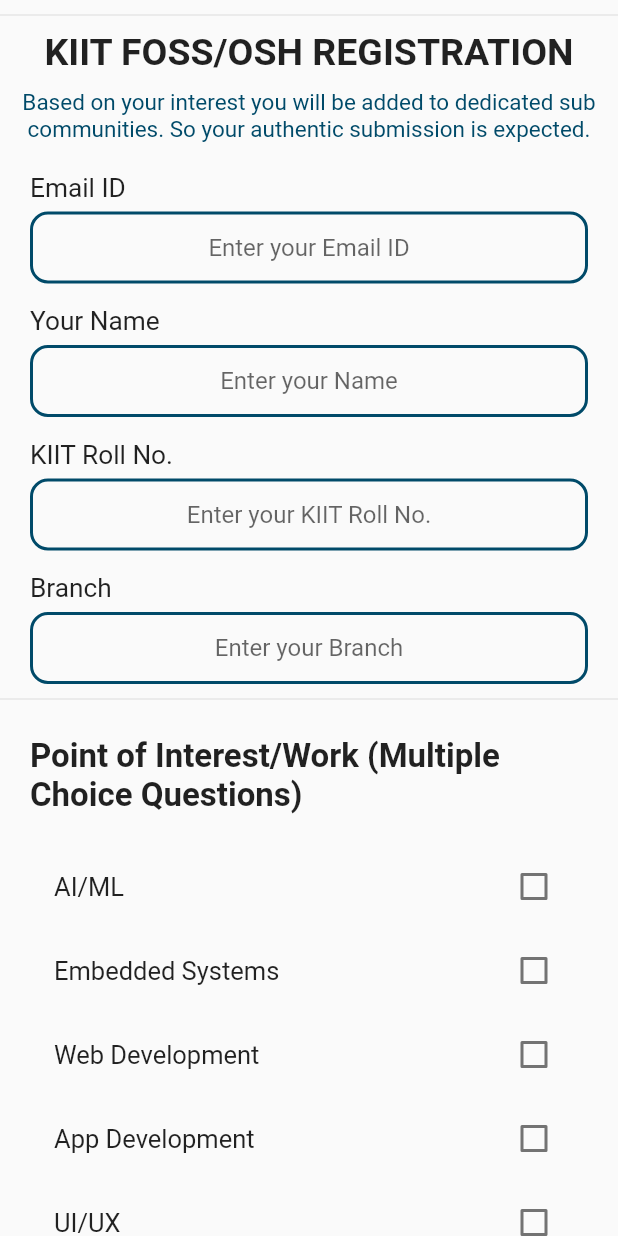
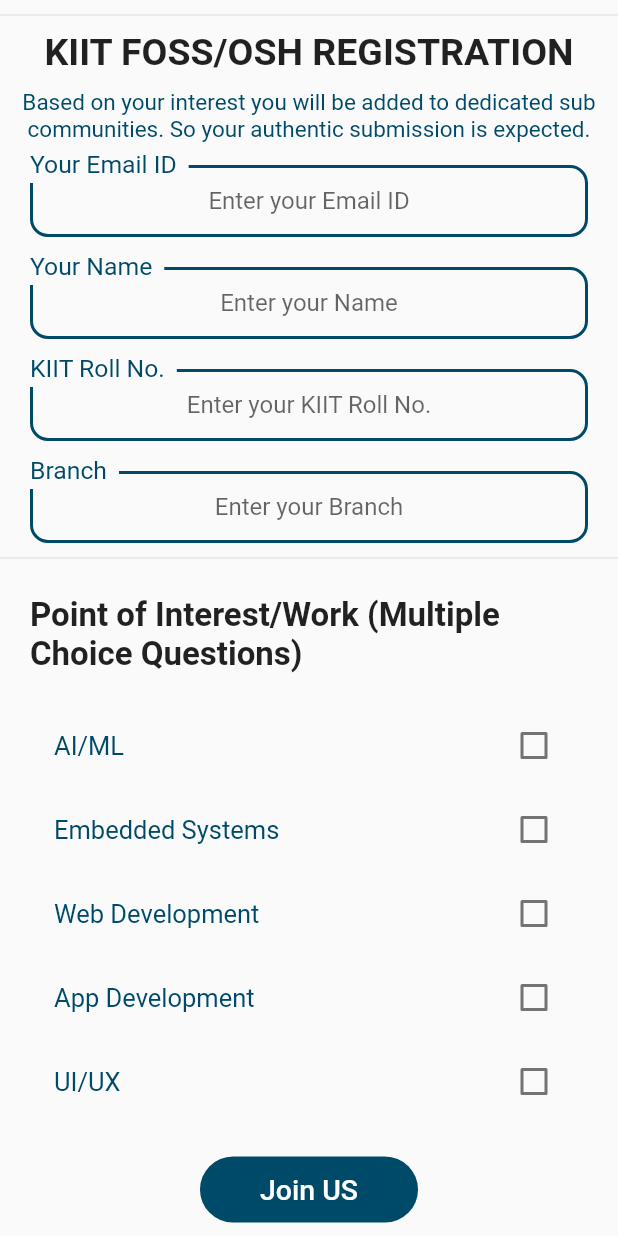
Before and after one commit to kiitfossosh/community-app-flutter, a Flutter app: the Joinus widget shown alone on an empty page, opened directly, on a phone screen of 412 x 824 dp. Run offline on Flutter 3.47's test engine with Material 2 defaults, Android fonts, the phone set to English and light mode, and no system bars.

Commit message:
Minor changes

```diff
--- a/lib/joinus.dart
+++ b/lib/joinus.dart
@@ -35,13 +35,6 @@
           padding: EdgeInsets.all(10),
         ),
         Container(
-          padding: EdgeInsets.only(left: 20, top: 10),
-          child: Text(
-            "Email ID",
-            style: TextStyle(fontSize: 17.5),
-          ),
-        ),
-        Container(
             padding: EdgeInsets.only(left: 20, bottom: 15, right: 20, top: 5),
             child: TextField(
                 onChanged: (value) {
@@ -53,23 +46,20 @@
                     contentPadding: const EdgeInsets.symmetric(vertical: 10.0),
                     enabledBorder: OutlineInputBorder(
                       borderRadius: BorderRadius.all(Radius.circular(12.0)),
-                    borderSide: BorderSide(color: Color(0xff004A69), width: 2),
+                      borderSide:
+                          BorderSide(color: Color(0xff004A69), width: 2),
                     ),
                     focusedBorder: OutlineInputBorder(
                       borderRadius: BorderRadius.all(Radius.circular(10.0)),
                       borderSide: BorderSide(color: Color(0xff004A69)),
                     ),
                     hintText: "Enter your Email ID",
-                ))),
-        Container(
-          padding: EdgeInsets.only(
-            left: 20,
-          ),
-          child: Text(
-            "Your Name",
-            style: TextStyle(fontSize: 17.5),
-          ),
-        ),
+                    floatingLabelBehavior: FloatingLabelBehavior.always,
+                    labelText: "Your Email ID",
+                    labelStyle: TextStyle(
+                      fontSize: 22,
+                      color: Color(0xff004A69),
+                    )))),
         Container(
             padding: EdgeInsets.only(left: 20, bottom: 15, right: 20, top: 5),
             child: TextField(
@@ -89,16 +79,10 @@
                     borderSide: BorderSide(color: Color(0xff004A69)),
                   ),
                   hintText: "Enter your Name",
+                  floatingLabelBehavior: FloatingLabelBehavior.always,
+                  labelText: "Your Name",
+                  labelStyle: TextStyle(fontSize: 22, color: Color(0xff004A69)),
                 ))),
-        Container(
-          padding: EdgeInsets.only(
-            left: 20,
-          ),
-          child: Text(
-            "KIIT Roll No.",
-            style: TextStyle(fontSize: 17.5),
-          ),
-        ),
         Container(
             padding: EdgeInsets.only(left: 20, bottom: 15, right: 20, top: 5),
             child: TextField(
@@ -111,23 +95,20 @@
                     contentPadding: const EdgeInsets.symmetric(vertical: 10.0),
                     enabledBorder: OutlineInputBorder(
                       borderRadius: BorderRadius.all(Radius.circular(12.0)),
-                    borderSide: BorderSide(color: Color(0xff004A69), width: 2),
+                      borderSide:
+                          BorderSide(color: Color(0xff004A69), width: 2),
                     ),
                     focusedBorder: OutlineInputBorder(
                       borderRadius: BorderRadius.all(Radius.circular(10.0)),
                       borderSide: BorderSide(color: Color(0xff004A69)),
                     ),
+                    labelText: "KIIT Roll No.",
+                    floatingLabelBehavior: FloatingLabelBehavior.always,
                     hintText: "Enter your KIIT Roll No.",
-                ))),
-        Container(
-          padding: EdgeInsets.only(
-            left: 20,
-          ),
-          child: Text(
-            "Branch",
-            style: TextStyle(fontSize: 17.5),
-          ),
-        ),
+                    labelStyle: TextStyle(
+                      fontSize: 22,
+                      color: Color(0xff004A69),
+                    )))),
         Container(
             padding: EdgeInsets.only(left: 20, right: 20, top: 5),
             child: TextField(
@@ -140,14 +121,20 @@
                     contentPadding: const EdgeInsets.symmetric(vertical: 10.0),
                     enabledBorder: OutlineInputBorder(
                       borderRadius: BorderRadius.all(Radius.circular(12.0)),
-                    borderSide: BorderSide(color: Color(0xff004A69), width: 2),
+                      borderSide:
+                          BorderSide(color: Color(0xff004A69), width: 2),
                     ),
                     focusedBorder: OutlineInputBorder(
                       borderRadius: BorderRadius.all(Radius.circular(10.0)),
                       borderSide: BorderSide(color: Color(0xff004A69)),
                     ),
                     hintText: "Enter your Branch",
-                ))),
+                    floatingLabelBehavior: FloatingLabelBehavior.always,
+                    labelText: "Branch",
+                    labelStyle: TextStyle(
+                      fontSize: 22,
+                      color: Color(0xff004A69),
+                    )))),
         Divider(
           height: 20,
         ),
@@ -166,7 +153,7 @@
                 CheckboxListTile(
                   title: const Text(
                     'AI/ML',
-                    style: TextStyle(fontSize: 17),
+                    style: TextStyle(fontSize: 17, color: Color(0xff004A69)),
                   ),
                   activeColor: Color(0xff004A69),
                   value: this.aiml,
@@ -179,7 +166,7 @@
                 CheckboxListTile(
                   title: const Text(
                     'Embedded Systems',
-                    style: TextStyle(fontSize: 17),
+                    style: TextStyle(fontSize: 17, color: Color(0xff004A69)),
                   ),
                   activeColor: Color(0xff004A69),
                   value: this.embedsys,
@@ -192,7 +179,7 @@
                 CheckboxListTile(
                   title: const Text(
                     'Web Development',
-                    style: TextStyle(fontSize: 17),
+                    style: TextStyle(fontSize: 17, color: Color(0xff004A69)),
                   ),
                   activeColor: Color(0xff004A69),
                   value: this.webdev,
@@ -205,7 +192,7 @@
                 CheckboxListTile(
                   title: const Text(
                     'App Development',
-                    style: TextStyle(fontSize: 17),
+                    style: TextStyle(fontSize: 17, color: Color(0xff004A69)),
                   ),
                   activeColor: Color(0xff004A69),
                   value: this.appdev,
@@ -218,7 +205,7 @@
                 CheckboxListTile(
                   title: const Text(
                     'UI/UX',
-                    style: TextStyle(fontSize: 17),
+                    style: TextStyle(fontSize: 17, color: Color(0xff004A69)),
                   ),
                   activeColor: Color(0xff004A69),
                   value: this.uiux,
```
Also changed, not shown: lib/Layout.dart (+12 -13 lines). Lines whose indentation alone changed are shown as unchanged.
